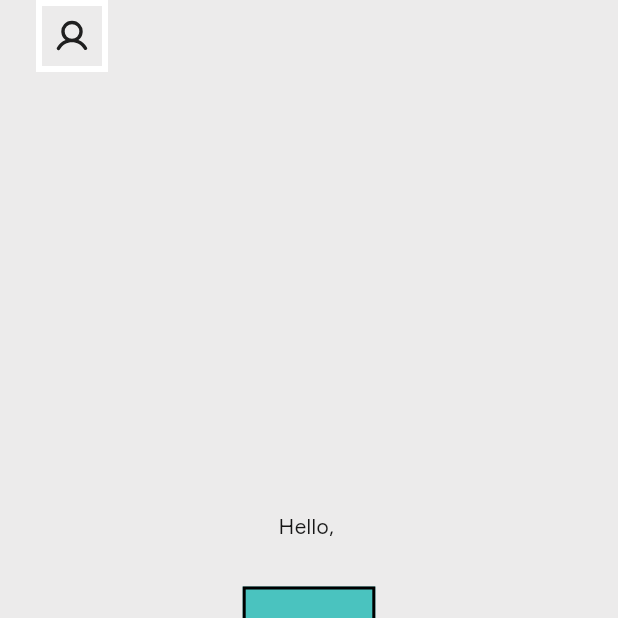
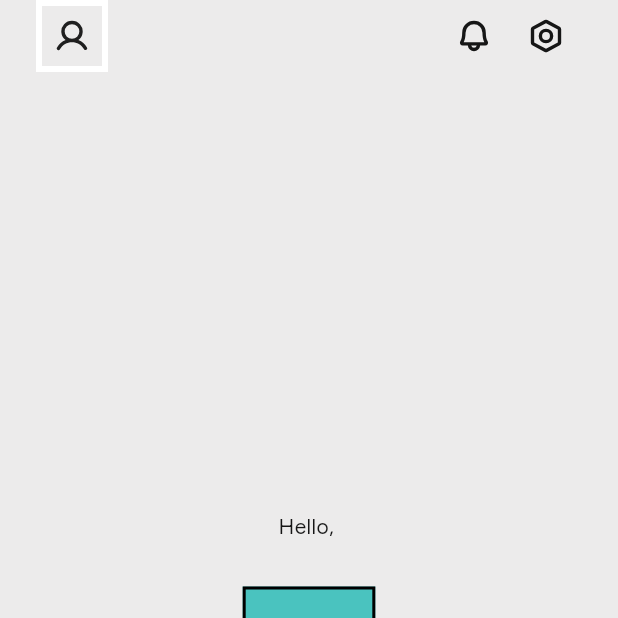
Before and after one commit to gettoknowdavid/pureair_v2, a Flutter app: the screen it shows once a user with an empty profile is signed in, on a phone screen of 412 x 824 dp, the top half of it. Run offline on Flutter 3.47's test engine with Material 3 defaults, Android fonts, the phone set to English and light mode, and no system bars; our stand-ins replace cached_network_image, dartz, firebase_auth, firebase_core, flutter_hooks, freezed_annotation and 6 more; accounts and stored records are empty; generated files the repository leaves out were written again; statements that could not run were skipped.

Commit message:
add home app bar action buttons

```diff
--- a/lib/src/features/auth/presentation/pages/home_page.dart
+++ b/lib/src/features/auth/presentation/pages/home_page.dart
@@ -1,5 +1,6 @@
 import 'package:flutter/material.dart';
 import 'package:hooks_riverpod/hooks_riverpod.dart';
+import 'package:phosphor_flutter/phosphor_flutter.dart';
 import 'package:pureair_v2/src/features/auth/application/application.dart';
 import 'package:pureair_v2/src/shared/widgets/user_avatar.dart';
 
@@ -33,12 +34,21 @@ class HomeAppBar extends ConsumerWidget implements PreferredSizeWidget {
 
   @override
   Widget build(BuildContext context, WidgetRef ref) {
-    return const SafeArea(
+    return SafeArea(
       child: Padding(
-        padding: EdgeInsets.symmetric(horizontal: 24),
+        padding: const EdgeInsets.symmetric(horizontal: 24),
         child: Row(
           children: [
-            UserAvatar(),
+            const UserAvatar(),
+            const Spacer(),
+            IconButton(
+              onPressed: () {},
+              icon: const Icon(PhosphorIconsBold.bell),
+            ),
+            IconButton(
+              onPressed: () {},
+              icon: const Icon(PhosphorIconsBold.nut),
+            ),
           ],
         ),
       ),
```
